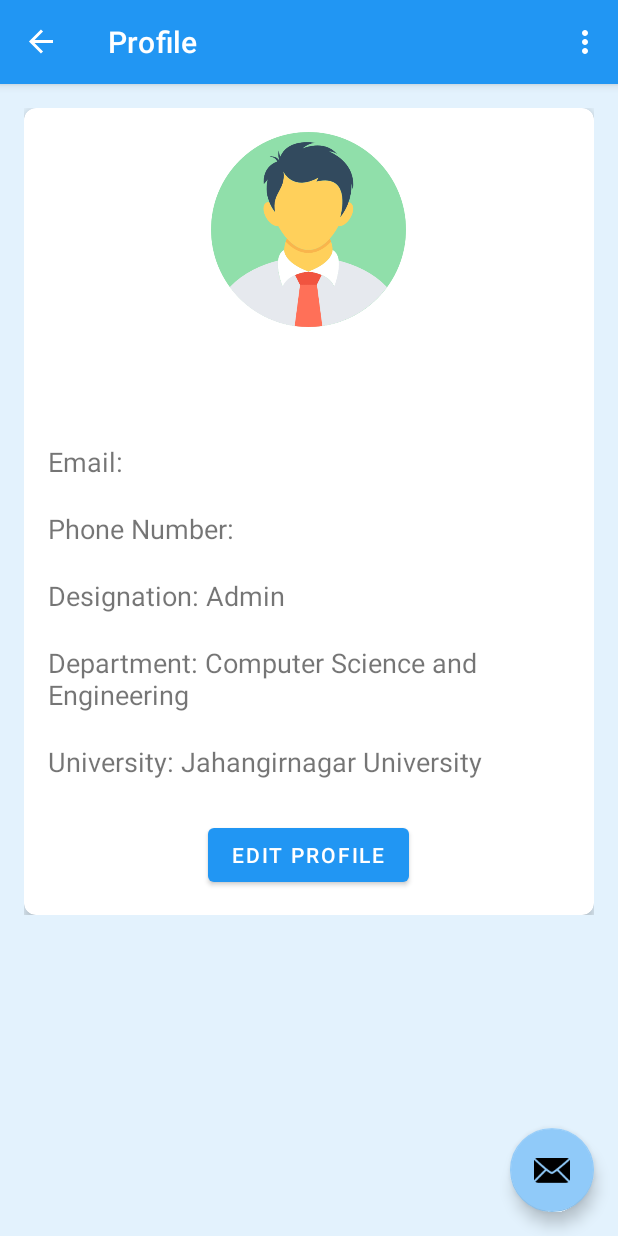
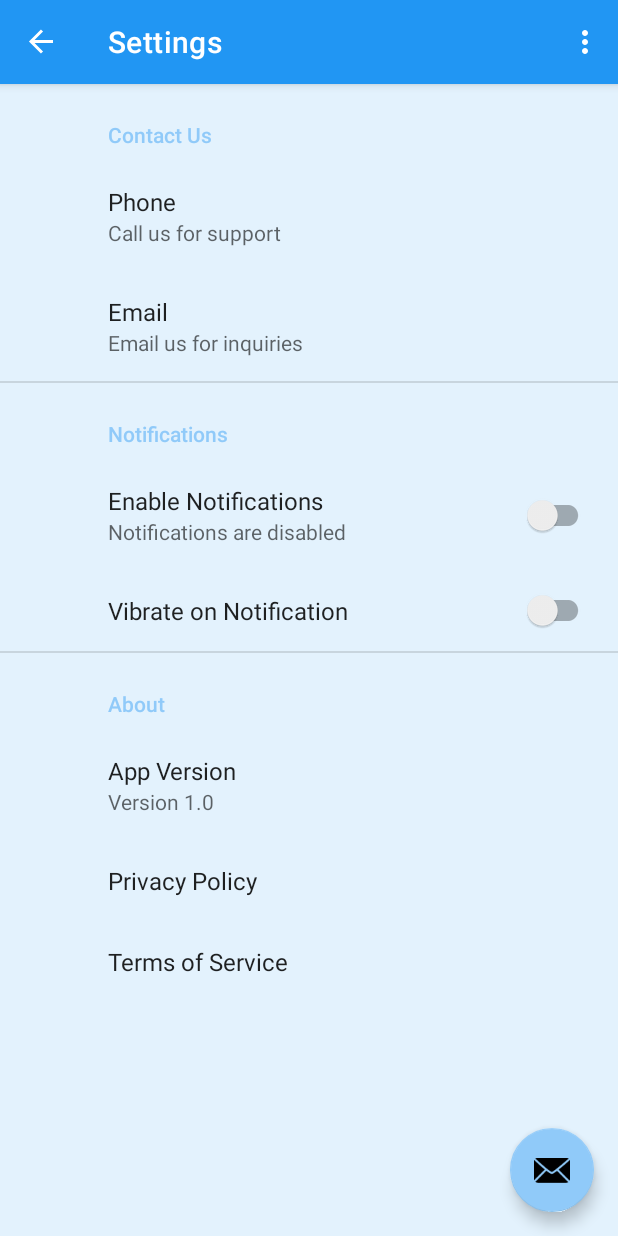
Before and after one commit to Mahiyat/obe-result-analysis-mobile-app, an Android app: the screen it shows after launch once a user with an empty profile is signed in (MainActivity), in the options menu, after a tap on "Settings", on a phone screen of 412 x 824 dp. Run offline under Robolectric (Android 15) with nearby library versions, the phone set to English and light mode, and no system bars; our stand-ins replace Firebase (no records; nobody signed in at launch, a user with empty details on screens opened directly), androidx.preference, navigation-ui; 2 statements that could not run were skipped.

Commit message:
Merge Settings fragment
Add Privacy Policy and Terms of Service fragments and navigations

Change theme of dark mode

```diff
--- a/app/build.gradle.kts
+++ b/app/build.gradle.kts
@@ -66,5 +66,6 @@ dependencies {
     implementation("com.google.android.gms:play-services-auth:20.4.0")
     implementation("com.github.bumptech.glide:glide:4.12.0")
     annotationProcessor("com.github.bumptech.glide:compiler:4.12.0")
+    implementation("androidx.preference:preference-ktx:1.2.1")
 
 }
--- a/app/src/main/java/com/example/obe_result_analysis_mobile_app_1/MainActivity.kt
+++ b/app/src/main/java/com/example/obe_result_analysis_mobile_app_1/MainActivity.kt
@@ -82,7 +82,7 @@ private lateinit var binding: ActivityMainBinding
                 true
             }
             R.id.action_settings -> {
-                // Handle "Settings" action
+                navController.navigate(R.id.settingsFragment)
                 true
             }
             R.id.action_logout -> {
--- /dev/null
+++ b/app/src/main/java/com/example/obe_result_analysis_mobile_app_1/ui/settings/SettingsFragment.kt
@@ -0,0 +1,68 @@
+package com.example.obe_result_analysis_mobile_app_1.ui.settings
+
+import android.content.Intent
+import android.net.Uri
+import android.os.Bundle
+import androidx.navigation.fragment.findNavController
+import androidx.preference.Preference
+import androidx.preference.PreferenceFragmentCompat
+import com.example.obe_result_analysis_mobile_app_1.R
+
+class SettingsFragment : PreferenceFragmentCompat() {
+
+    companion object {
+        private const val PHONE_NUMBER = "01645501444" // Hardcoded phone number
+        private const val EMAIL_ADDRESS = "jucse29.402@gmail.com" // Hardcoded email address
+    }
+
+    override fun onCreatePreferences(savedInstanceState: Bundle?, rootKey: String?) {
+        setPreferencesFromResource(R.xml.root_preferences, rootKey)
+
+        // Phone preference click listener
+        val phonePreference = findPreference<Preference>("phone")
+        phonePreference?.setOnPreferenceClickListener {
+            // Create an intent to open the dialer with the hardcoded phone number
+            val dialIntent = Intent(Intent.ACTION_DIAL).apply {
+                data = Uri.parse("tel:$PHONE_NUMBER")
+            }
+            startActivity(dialIntent)
+            true
+        }
+
+        // Email preference click listener
+        val emailPreference = findPreference<Preference>("email")
+        emailPreference?.setOnPreferenceClickListener {
+            // Create an intent to open the email app with the hardcoded email address
+            val emailIntent = Intent(Intent.ACTION_SENDTO).apply {
+                data = Uri.parse("mailto:$EMAIL_ADDRESS")
+            }
+            startActivity(Intent.createChooser(emailIntent, "Send email"))
+            true
+        }
+
+        // Set click listener for the privacy policy preference
+        val privacyPolicyPreference: Preference? = findPreference("privacy_policy")
+        privacyPolicyPreference?.setOnPreferenceClickListener {
+            openFragment("privacy")
+            true
+        }
+
+        // Set click listener for the terms of service preference
+        val termsOfServicePreference: Preference? = findPreference("terms_of_service")
+        termsOfServicePreference?.setOnPreferenceClickListener {
+            openFragment("terms")
+            true
+        }
+
+    }
+
+    private fun openFragment(fragment: String) {
+        if (fragment == "privacy") {
+            findNavController().navigate(R.id.action_settings_to_privacy_policy)
+        }
+        else {
+            findNavController().navigate(R.id.action_settings_to_terms_of_service)
+        }
+    }
+
+}
--- a/app/src/main/res/navigation/mobile_navigation.xml
+++ b/app/src/main/res/navigation/mobile_navigation.xml
@@ -69,4 +69,26 @@
         android:name="com.example.obe_result_analysis_mobile_app_1.ui.gallery.MarksUpdateRequestFragment"
         android:label="Message"
         tools:layout="@layout/fragment_marks_update_request" />
+
+    <fragment
+        android:id="@+id/settingsFragment"
+        android:name="com.example.obe_result_analysis_mobile_app_1.ui.settings.SettingsFragment"
+        android:label="Settings">
+        <action
+            android:id="@+id/action_settings_to_privacy_policy"
+            app:destination="@+id/privacyPolicyFragment"/>
+        <action
+            android:id="@+id/action_settings_to_terms_of_service"
+            app:destination="@+id/termsOfServiceFragment"/>
+    </fragment>
+
+    <fragment
+        android:id="@+id/privacyPolicyFragment"
+        android:name="com.example.obe_result_analysis_mobile_app_1.ui.settings.PrivacyPolicyFragment"
+        android:label="Privacy Policy"/>
+
+    <fragment
+        android:id="@+id/termsOfServiceFragment"
+        android:name="com.example.obe_result_analysis_mobile_app_1.ui.settings.TermsOfServiceFragment"
+        android:label="Terms of Service"/>
 </navigation>
--- a/app/src/main/res/values-night/themes.xml
+++ b/app/src/main/res/values-night/themes.xml
@@ -4,11 +4,11 @@
         <!-- Primary brand color. -->
         <item name="colorPrimary">@color/blue_500</item>
         <item name="colorPrimaryVariant">@color/blue_700</item>
-        <item name="colorOnPrimary">@color/white</item>
+        <item name="colorOnPrimary">@color/black</item>
         <!-- Secondary brand color. -->
         <item name="colorSecondary">@color/blue_200</item>
         <item name="colorSecondaryVariant">@color/blue_700</item>
-        <item name="colorOnSecondary">@color/black</item>
+        <item name="colorOnSecondary">@color/white</item>
         <!-- Status bar color. -->
         <item name="android:statusBarColor">?attr/colorPrimaryVariant</item>
         <!-- Customize your theme here. -->
--- a/app/src/main/res/values/strings.xml
+++ b/app/src/main/res/values/strings.xml
@@ -15,4 +15,23 @@
     <string name="menu_course_information">Course Information</string>
     <string name="error_message">Error: %1$s</string>
     <string name="default_web_client_id">800147311552-9j75ts5fk5un4u31nhrupcneinko88hl.apps.googleusercontent.com</string>
+
+    <string name="contact_us_header">Contact Us</string>
+
+    <string name="phone_title">Phone</string>
+    <string name="phone_summary">Call us for support</string>
+    <string name="email_title">Email</string>
+    <string name="email_summary">Email us for inquiries</string>
+
+    <string name="notifications_header">Notifications</string>
+    <string name="notifications_title">Enable Notifications</string>
+    <string name="notifications_on">Notifications are enabled</string>
+    <string name="notifications_off">Notifications are disabled</string>
+    <string name="vibrate_title">Vibrate on Notification</string>
+
+    <string name="about_header">About</string>
+    <string name="app_version_title">App Version</string>
+    <string name="app_version_summary">Version 1.0</string>
+    <string name="privacy_policy_title">Privacy Policy</string>
+    <string name="terms_of_service_title">Terms of Service</string>
 </resources>
--- a/app/src/main/res/values/themes.xml
+++ b/app/src/main/res/values/themes.xml
@@ -12,6 +12,7 @@
         <!-- Status bar color. -->
         <item name="android:statusBarColor">?attr/colorPrimaryVariant</item>
         <!-- Customize your theme here. -->
+        <item name="preferenceCategoryTitleTextColor">@color/blue_500</item>
     </style>
     <style name="Theme.Oberesultanalysismobileapp1.NoActionBar">
         <item name="windowActionBar">false</item>
--- /dev/null
+++ b/app/src/main/res/xml/root_preferences.xml
@@ -0,0 +1,46 @@
+<PreferenceScreen xmlns:app="http://schemas.android.com/apk/res-auto">
+
+    <PreferenceCategory app:title="@string/contact_us_header">
+        <Preference
+            app:key="phone"
+            app:title="@string/phone_title"
+            app:summary="@string/phone_summary"
+            app:persistent="false"/>
+        <Preference
+            app:key="email"
+            app:title="@string/email_title"
+            app:summary="@string/email_summary"
+            app:persistent="false"/>
+
+    </PreferenceCategory>
+
+    <PreferenceCategory app:title="@string/notifications_header">
+        <SwitchPreferenceCompat
+            app:key="notifications_enabled"
+            app:title="@string/notifications_title"
+            app:summaryOff="@string/notifications_off"
+            app:summaryOn="@string/notifications_on" />
+
+        <SwitchPreferenceCompat
+            app:key="vibrate"
+            app:title="@string/vibrate_title"
+            app:dependency="notifications_enabled" />
+
+    </PreferenceCategory>
+
+    <PreferenceCategory app:title="@string/about_header">
+        <Preference
+            app:key="app_version"
+            app:title="@string/app_version_title"
+            app:summary="@string/app_version_summary" />
+
+        <Preference
+            app:key="privacy_policy"
+            app:title="@string/privacy_policy_title" />
+
+        <Preference
+            app:key="terms_of_service"
+            app:title="@string/terms_of_service_title" />
+    </PreferenceCategory>
+
+</PreferenceScreen>
```
Also changed, not shown: app/src/main/java/com/example/obe_result_analysis_mobile_app_1/ui/settings/PrivacyPolicyFragment.kt (added, +58 -0 lines), app/src/main/java/com/example/obe_result_analysis_mobile_app_1/ui/settings/TermsOfServiceFragment.kt (added, +35 -0 lines), app/src/main/res/layout/fragment_privacy_policy.xml (added, +10 -0 lines), app/src/main/res/layout/fragment_terms_of_service.xml (added, +10 -0 lines).
